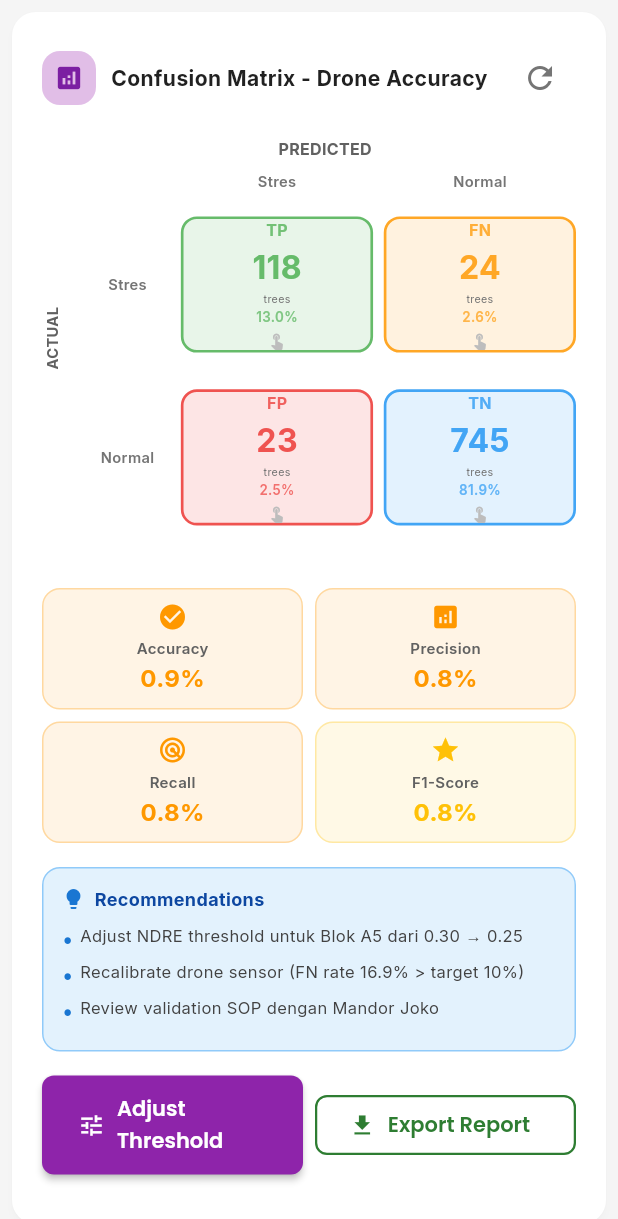
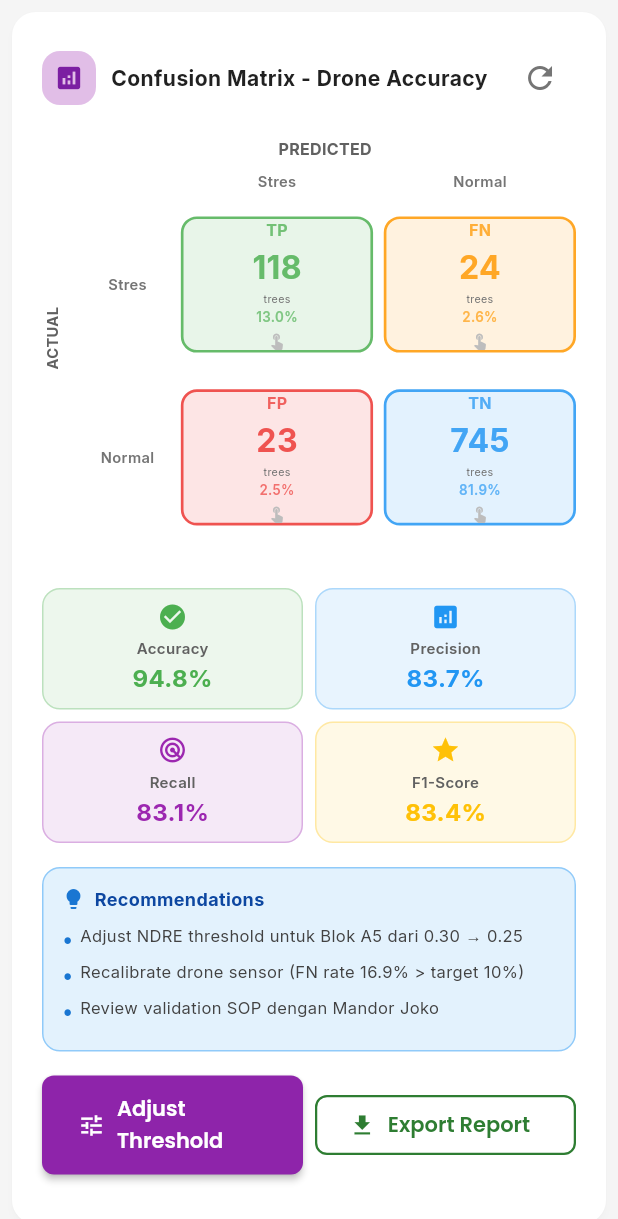
Before and after one commit to mastoroshadiq-prog/frontend-poac, a Flutter app: the ConfusionMatrixHeatmap widget shown alone on an empty page, opened directly, on a phone screen of 412 x 824 dp. Shown: the top 1219 px of the screen. Run offline on Flutter 3.47's test engine with Material 3 defaults, Android fonts, the light colour scheme and no system bars; our stand-ins replace fl_chart, google_fonts, percent_indicator, supabase_flutter; missing offline and left inert: dart:html; accounts and stored records are empty; network calls fail.

Commit message:
fix: PROPERLY restore percentage display with * 100 - Backend returns DECIMAL 0-1 (0.948), not percentage 0-100 - Restored * 100 multiplication for display (0.948  100 = 94.8%) - Updated thresholds back to decimal (0.80 not 80.0) - Fixed log output - Now shows: 94.8%, 83.7%, 83.1%, 83.4% instead of 0.0%

```diff
--- a/lib/models/confusion_matrix_data.dart
+++ b/lib/models/confusion_matrix_data.dart
@@ -119,22 +119,22 @@ class ConfusionMatrixData {
   int get totalTrees => truePositive + falsePositive + trueNegative + falseNegative;
 
   /// Check if metrics meet target thresholds
-  /// Backend returns percentage (0-100), not decimal (0-1)
-  bool get meetsTargetAccuracy => accuracy >= 80.0; // 80% target
-  bool get meetsTargetPrecision => precision >= 75.0; // 75% target
-  bool get meetsTargetRecall => recall >= 80.0; // 80% target
+  /// Backend returns decimal (0-1), not percentage (0-100)
+  bool get meetsTargetAccuracy => accuracy >= 0.80; // 80% target
+  bool get meetsTargetPrecision => precision >= 0.75; // 75% target
+  bool get meetsTargetRecall => recall >= 0.80; // 80% target
 
   /// Get severity level based on FPR/FNR
-  /// Backend returns percentage (0-100), not decimal (0-1)
+  /// Backend returns decimal (0-1), not percentage (0-100)
   String get fprSeverity {
-    if (fpr > 10.0) return 'HIGH'; // > 10% false alarms
-    if (fpr > 5.0) return 'MEDIUM'; // > 5% false alarms
+    if (fpr > 0.10) return 'HIGH'; // > 10% false alarms
+    if (fpr > 0.05) return 'MEDIUM'; // > 5% false alarms
     return 'LOW';
   }
 
   String get fnrSeverity {
-    if (fnr > 20.0) return 'HIGH'; // > 20% missed detections
-    if (fnr > 10.0) return 'MEDIUM'; // > 10% missed detections
+    if (fnr > 0.20) return 'HIGH'; // > 20% missed detections
+    if (fnr > 0.10) return 'MEDIUM'; // > 10% missed detections
     return 'LOW';
   }
 }
--- a/lib/services/validation_service.dart
+++ b/lib/services/validation_service.dart
@@ -62,7 +62,7 @@ class ValidationService {
             json['data'] as Map<String, dynamic>,
           );
           debugPrint('✅ [ValidationService] Confusion matrix loaded');
-          debugPrint('   Total: ${data.totalTrees}, Accuracy: ${data.accuracy.toStringAsFixed(1)}%');
+          debugPrint('   Total: ${data.totalTrees}, Accuracy: ${(data.accuracy * 100).toStringAsFixed(1)}%');
           return data;
         } else {
           throw Exception(json['message'] ?? 'Failed to load confusion matrix');
--- a/lib/views/dashboard/asisten/widgets/confusion_matrix_heatmap.dart
+++ b/lib/views/dashboard/asisten/widgets/confusion_matrix_heatmap.dart
@@ -407,7 +407,7 @@ class _ConfusionMatrixHeatmapState extends State<ConfusionMatrixHeatmap> {
             Expanded(
               child: _buildMetricCard(
                 'Accuracy',
-                '${data.accuracy.toStringAsFixed(1)}%',
+                '${(data.accuracy * 100).toStringAsFixed(1)}%',
                 Icons.check_circle,
                 data.meetsTargetAccuracy ? Colors.green : Colors.orange,
                 'Overall correctness\nTarget: ≥80%',
@@ -417,7 +417,7 @@ class _ConfusionMatrixHeatmapState extends State<ConfusionMatrixHeatmap> {
             Expanded(
               child: _buildMetricCard(
                 'Precision',
-                '${data.precision.toStringAsFixed(1)}%',
+                '${(data.precision * 100).toStringAsFixed(1)}%',
                 Icons.analytics,
                 data.meetsTargetPrecision ? Colors.blue : Colors.orange,
                 'Positive prediction reliability\nTarget: ≥75%',
@@ -431,7 +431,7 @@ class _ConfusionMatrixHeatmapState extends State<ConfusionMatrixHeatmap> {
             Expanded(
               child: _buildMetricCard(
                 'Recall',
-                '${data.recall.toStringAsFixed(1)}%',
+                '${(data.recall * 100).toStringAsFixed(1)}%',
                 Icons.radar,
                 data.meetsTargetRecall ? Colors.purple : Colors.orange,
                 'Detection completeness\nTarget: ≥80%',
@@ -441,7 +441,7 @@ class _ConfusionMatrixHeatmapState extends State<ConfusionMatrixHeatmap> {
             Expanded(
               child: _buildMetricCard(
                 'F1-Score',
-                '${data.f1Score.toStringAsFixed(1)}%',
+                '${(data.f1Score * 100).toStringAsFixed(1)}%',
                 Icons.star,
                 Colors.amber,
                 'Balanced performance\n(Precision × Recall)',
```
